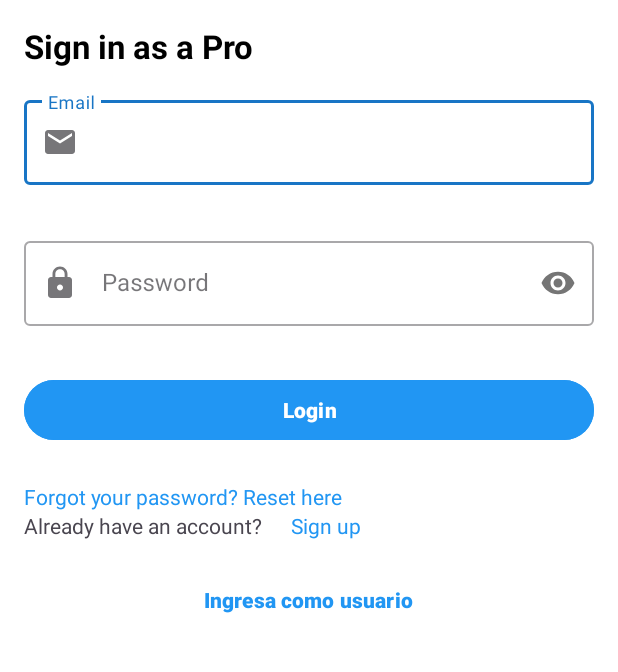
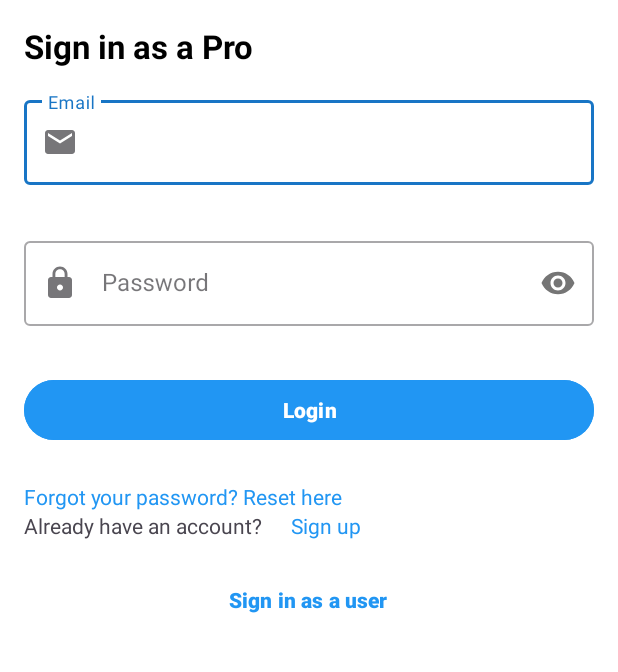
Before and after one commit to Israel2800/ProHiringAndroid, an Android app: the CompanyLoginActivity screen opened directly, with no data from a screen before it, on a phone screen of 412 x 824 dp, the part 334-1006 px from its top. Run offline under Robolectric (Android 15) with nearby library versions, the light colour scheme and no system bars; our stand-ins replace Firebase (no records; nobody signed in at launch, a user with empty details on screens opened directly); network calls fail.

Commit message:
Final version 1.0 finished

```diff
--- a/app/src/main/res/layout/activity_company_login.xml
+++ b/app/src/main/res/layout/activity_company_login.xml
@@ -148,7 +148,7 @@
                 android:layout_height="wrap_content"
                 android:layout_gravity="center"
                 android:layout_marginTop="16dp"
-                android:text="Ingresa como usuario"
+                android:text="Sign in as a user"
                 android:textColor="@color/card_color_bg"
                 android:background="@android:color/transparent"
                 android:textStyle="bold" />
```
